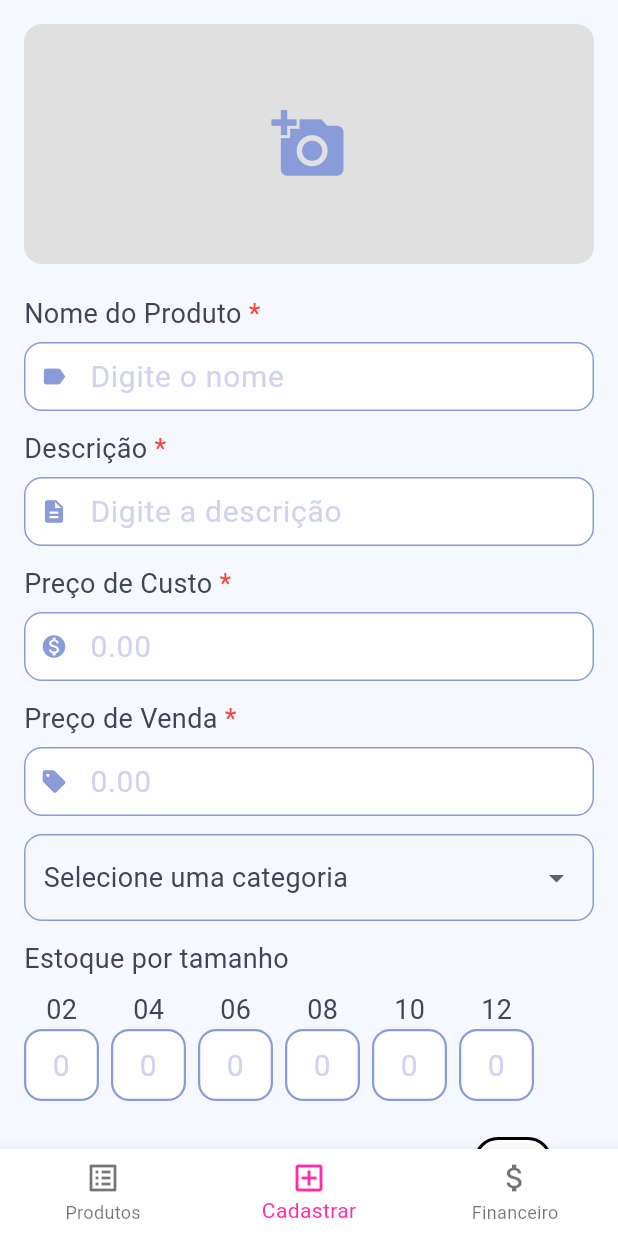
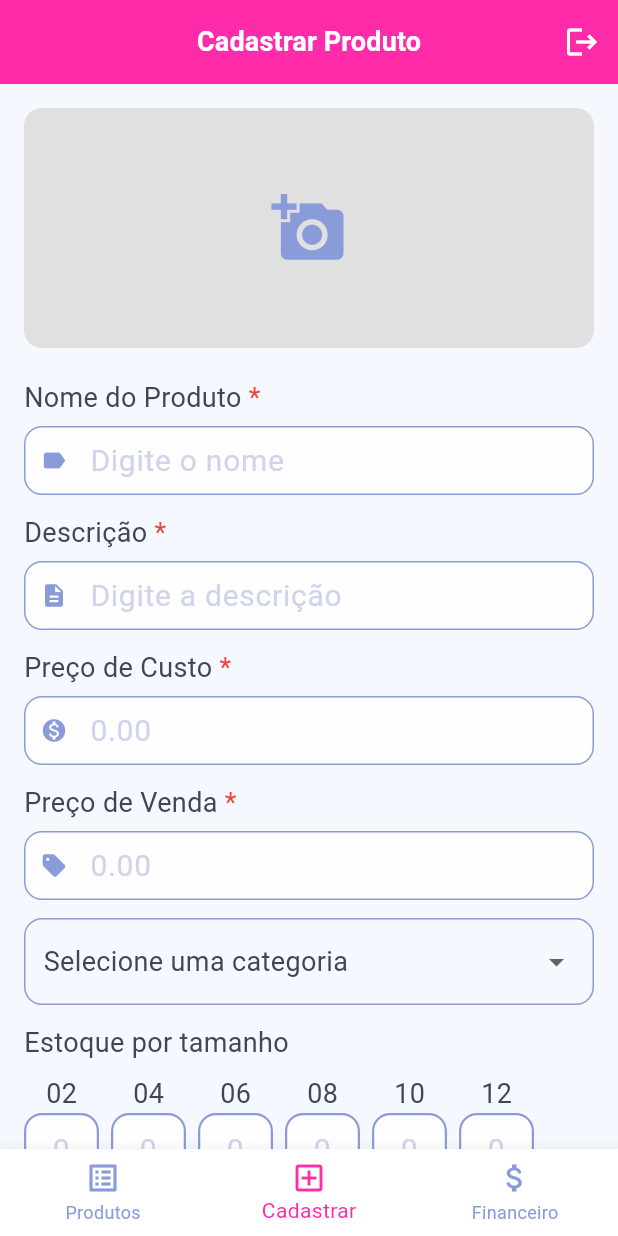
Before and after one commit to bauertiago/LLKids, a Flutter app: the AdminHomeScreen screen opened directly, item 2 of the bottom bar chosen, on a phone screen of 412 x 824 dp. Run offline on Flutter 3.47's test engine with Material 3 defaults, Android fonts, the phone set to English and light mode, and no system bars; our stand-ins replace carousel_slider, cloud_firestore, cloud_functions, firebase_auth, firebase_core, firebase_storage and 1 more; missing offline and left inert: flutter_stripe; accounts and stored records are empty; generated files the repository leaves out were written again.

Commit message:
refactor: create reusable AppBar for admin_home_screen to remove duplicated code

```diff
--- a/luluzinhaKids/lib/screens/adminScreens/admin_home_screen.dart
+++ b/luluzinhaKids/lib/screens/adminScreens/admin_home_screen.dart
@@ -1,6 +1,9 @@
+import 'package:firebase_auth/firebase_auth.dart';
 import 'package:flutter/material.dart';
+import 'package:luluzinhakids/extensions/context_extensions.dart';
 import 'package:luluzinhakids/screens/adminScreens/admin_add_product_screen.dart';
 
+import '../accessScreens/login_screen.dart';
 import 'admin_financial_screen.dart';
 import 'admin_products_screen.dart';
 
@@ -14,19 +17,39 @@ class AdminHomeScreen extends StatefulWidget {
 class _AdminHomeScreenState extends State<AdminHomeScreen> {
   int currentIndex = 0;
 
-  final screens = const [
+  final screens = [
     AdminProductsScreen(),
     AdminAddProductScreen(),
     AdminFinancialScreen(),
   ];
 
+  final titles = const ["Produtos", "Cadastrar Produto", "Financeiro"];
+
   @override
   Widget build(BuildContext context) {
     return Scaffold(
+      appBar: AppBar(
+        title: Text(titles[currentIndex], style: context.texts.labelLarge),
+        backgroundColor: context.colors.primary,
+        centerTitle: true,
+        actions: [
+          IconButton(
+            icon: const Icon(Icons.logout, color: Colors.white),
+            onPressed: () async {
+              await FirebaseAuth.instance.signOut();
+              Navigator.pushReplacement(
+                context,
+                MaterialPageRoute(builder: (_) => LoginScreen()),
+              );
+            },
+          ),
+        ],
+      ),
       body: screens[currentIndex],
 
       bottomNavigationBar: BottomNavigationBar(
         currentIndex: currentIndex,
+        unselectedItemColor: context.colors.secondary,
         onTap: (index) {
           setState(() {
             currentIndex = index;
```
